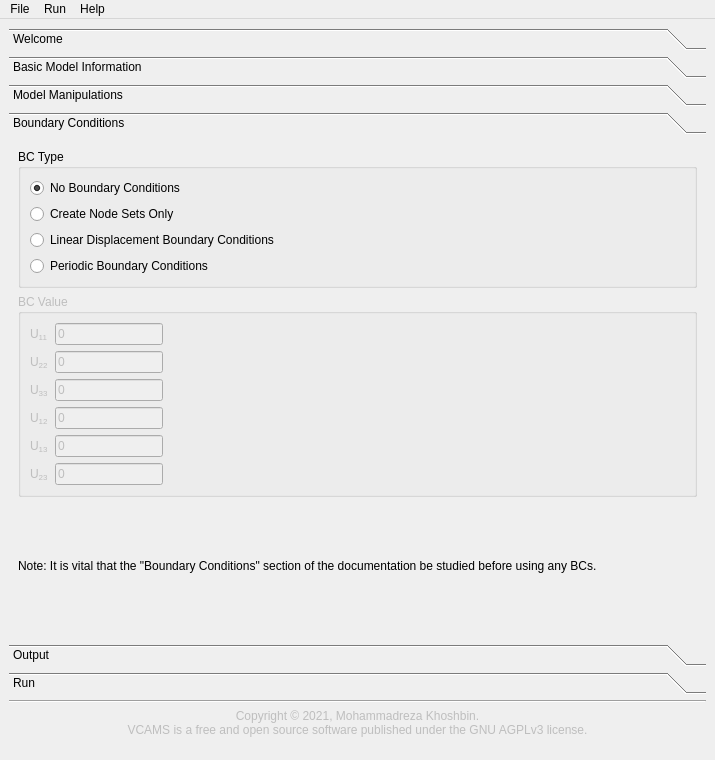
Old version of the form gui/main_window.ui in the repository mkhoshbin1/vcams.
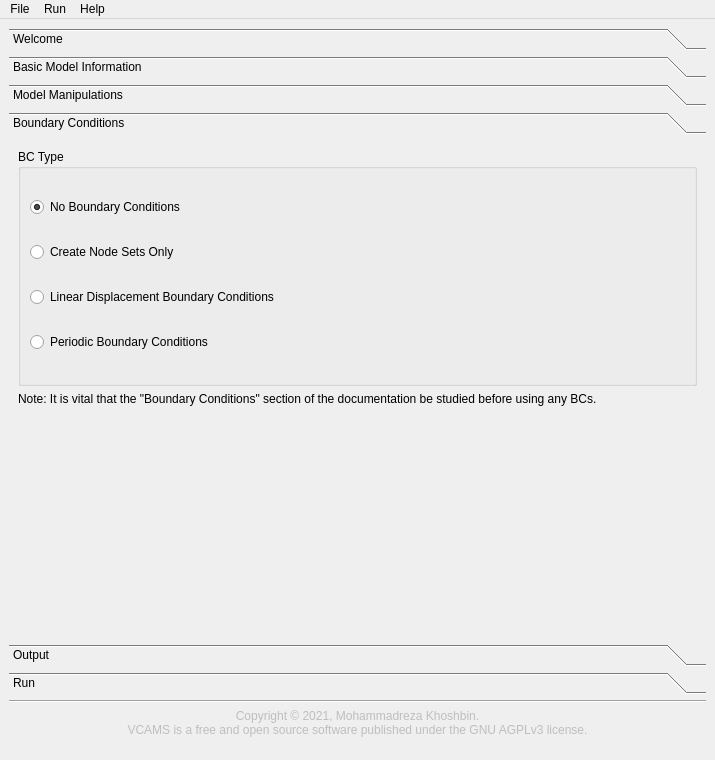
New version of the form. The open tabs and pages were chosen to show the change. Custom widgets are drawn as their Qt base class.

Commit message: - removed the strain parameter from the bc tab.

```diff
--- a/gui/main_window.ui
+++ b/gui/main_window.ui
@@ -799,8 +799,8 @@
         <rect>
          <x>0</x>
          <y>0</y>
-         <width>645</width>
-         <height>416</height>
+         <width>693</width>
+         <height>461</height>
         </rect>
        </property>
        <attribute name="label">
@@ -849,167 +849,14 @@
             </layout>
            </widget>
           </item>
-          <item>
-           <widget class="QGroupBox" name="strain_group_box">
-            <property name="enabled">
-             <bool>false</bool>
-            </property>
-            <property name="title">
-             <string>BC Value</string>
-            </property>
-            <layout class="QFormLayout" name="formLayout_2">
-             <property name="fieldGrowthPolicy">
-              <enum>QFormLayout::AllNonFixedFieldsGrow</enum>
-             </property>
-             <item row="2" column="0">
-              <widget class="QLabel" name="strain11_label">
-               <property name="text">
-                <string>U&lt;sub&gt;11&lt;sub&gt;</string>
-               </property>
-               <property name="textFormat">
-                <enum>Qt::AutoText</enum>
-               </property>
-               <property name="buddy">
-                <cstring>strain11_field</cstring>
-               </property>
-              </widget>
-             </item>
-             <item row="2" column="1">
-              <widget class="QLineEdit" name="strain11_field">
-               <property name="sizePolicy">
-                <sizepolicy hsizetype="Fixed" vsizetype="Fixed">
-                 <horstretch>0</horstretch>
-                 <verstretch>0</verstretch>
-                </sizepolicy>
-               </property>
-               <property name="text">
-                <string>0</string>
-               </property>
-              </widget>
-             </item>
-             <item row="3" column="0">
-              <widget class="QLabel" name="strain22Label">
-               <property name="text">
-                <string>U&lt;sub&gt;22&lt;sub&gt;</string>
-               </property>
-               <property name="buddy">
-                <cstring>strain22_field</cstring>
-               </property>
-              </widget>
-             </item>
-             <item row="3" column="1">
-              <widget class="QLineEdit" name="strain22_field">
-               <property name="sizePolicy">
-                <sizepolicy hsizetype="Fixed" vsizetype="Fixed">
-                 <horstretch>0</horstretch>
-                 <verstretch>0</verstretch>
-                </sizepolicy>
-               </property>
-               <property name="text">
-                <string>0</string>
-               </property>
-              </widget>
-             </item>
-             <item row="4" column="0">
-              <widget class="QLabel" name="strain33_label">
-               <property name="text">
-                <string>U&lt;sub&gt;33&lt;sub&gt;</string>
-               </property>
-               <property name="buddy">
-                <cstring>strain33_field</cstring>
-               </property>
-              </widget>
-             </item>
-             <item row="4" column="1">
-              <widget class="QLineEdit" name="strain33_field">
-               <property name="sizePolicy">
-                <sizepolicy hsizetype="Fixed" vsizetype="Fixed">
-                 <horstretch>0</horstretch>
-                 <verstretch>0</verstretch>
-                </sizepolicy>
-               </property>
-               <property name="text">
-                <string>0</string>
-               </property>
-              </widget>
-             </item>
-             <item row="5" column="0">
-              <widget class="QLabel" name="strain12_label">
-               <property name="text">
-                <string>U&lt;sub&gt;12&lt;sub&gt;</string>
-               </property>
-               <property name="buddy">
-                <cstring>strain12_field</cstring>
-               </property>
-              </widget>
-             </item>
-             <item row="5" column="1">
-              <widget class="QLineEdit" name="strain12_field">
-               <property name="sizePolicy">
-                <sizepolicy hsizetype="Fixed" vsizetype="Fixed">
-                 <horstretch>0</horstretch>
-                 <verstretch>0</verstretch>
-                </sizepolicy>
-               </property>
-               <property name="text">
-                <string>0</string>
-               </property>
-              </widget>
-             </item>
-             <item row="6" column="0">
-              <widget class="QLabel" name="strain13_label">
-               <property name="text">
-                <string>U&lt;sub&gt;13&lt;sub&gt;</string>
-               </property>
-               <property name="buddy">
-                <cstring>strain13_field</cstring>
-               </property>
-              </widget>
-             </item>
-             <item row="6" column="1">
-              <widget class="QLineEdit" name="strain13_field">
-               <property name="sizePolicy">
-                <sizepolicy hsizetype="Fixed" vsizetype="Fixed">
-                 <horstretch>0</horstretch>
-                 <verstretch>0</verstretch>
-                </sizepolicy>
-               </property>
-               <property name="text">
-                <string>0</string>
-               </property>
-              </widget>
-             </item>
-             <item row="7" column="0">
-              <widget class="QLabel" name="strain23_label">
-               <property name="text">
-                <string>U&lt;sub&gt;23&lt;sub&gt;</string>
-               </property>
-               <property name="buddy">
-                <cstring>strain23_field</cstring>
-               </property>
-              </widget>
-             </item>
-             <item row="7" column="1">
-              <widget class="QLineEdit" name="strain23_field">
-               <property name="sizePolicy">
-                <sizepolicy hsizetype="Fixed" vsizetype="Fixed">
-                 <horstretch>0</horstretch>
-                 <verstretch>0</verstretch>
-                </sizepolicy>
-               </property>
-               <property name="text">
-                <string>0</string>
-               </property>
-              </widget>
-             </item>
-            </layout>
-           </widget>
-          </item>
           <item>
            <widget class="QLabel" name="label">
             <property name="text">
              <string>Note: It is vital that the &quot;Boundary Conditions&quot; section of the documentation be studied before using any BCs.</string>
             </property>
+            <property name="alignment">
+             <set>Qt::AlignLeading|Qt::AlignLeft|Qt::AlignTop</set>
+            </property>
            </widget>
           </item>
          </layout>
```
Left out of the diff: 14 changed lines with no effect on the pictures. The commit also changes 1 other file.
